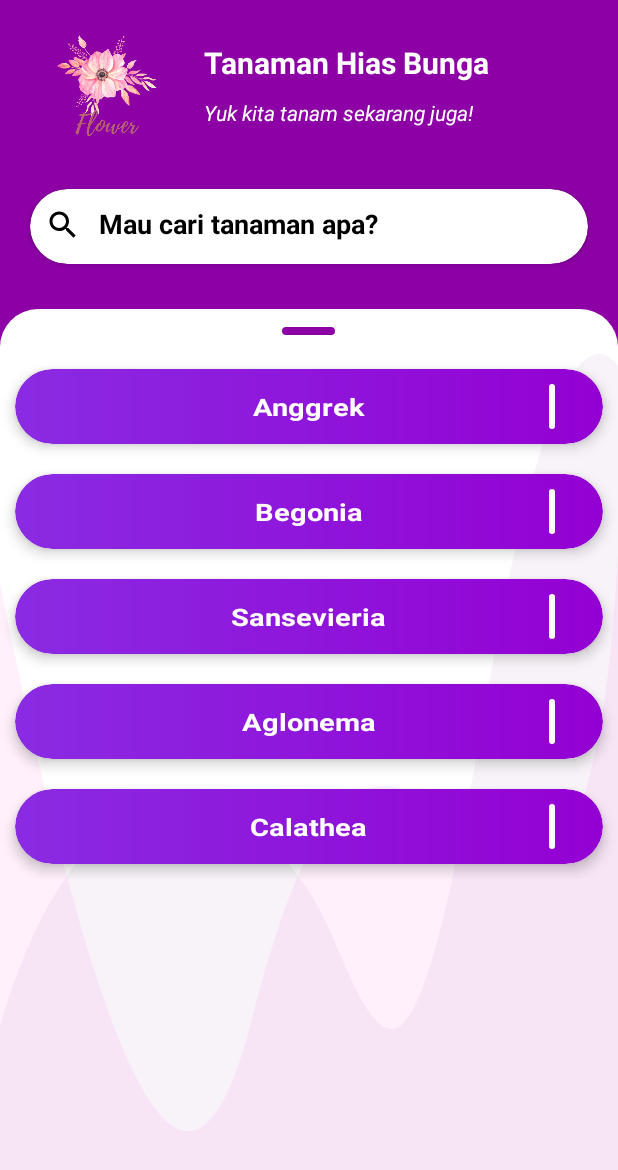
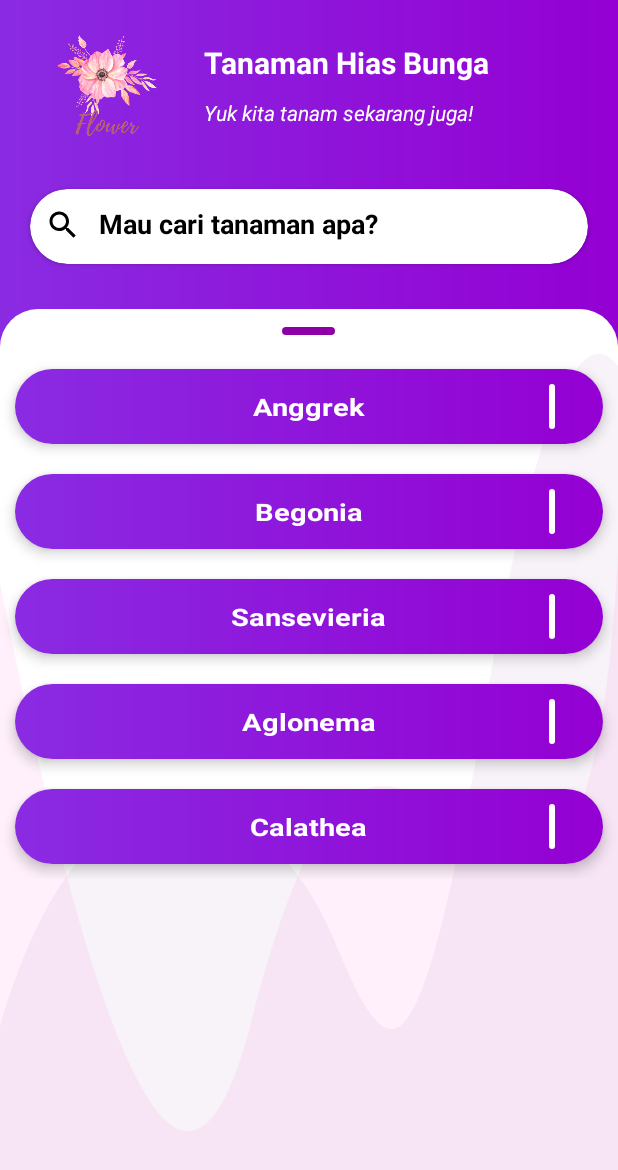
Before and after one commit to farsyadd19/aplikasi-tanaman-hias, an Android app: the KategoriBunga screen opened directly, with no data from a screen before it, on a phone screen of 412 x 824 dp. Shown: the top 1170 px of the screen. Run offline under Robolectric (Android 15) with nearby library versions, the phone set to English and light mode, and no system bars.

Commit message:
Update desain kategori bunga

```diff
--- a/app/src/main/res/drawable/button_bunga.xml
+++ b/app/src/main/res/drawable/button_bunga.xml
@@ -3,5 +3,4 @@
         android:startColor="#8A2BE2"
         android:endColor="#9400D3"
         android:type="linear" />
-    <corners android:radius="25dp" />
 </shape>
--- a/app/src/main/res/layout/activity_kategori_bunga.xml
+++ b/app/src/main/res/layout/activity_kategori_bunga.xml
@@ -3,7 +3,7 @@
     xmlns:app="http://schemas.android.com/apk/res-auto"
     android:layout_width="match_parent"
     android:layout_height="match_parent"
-    android:background="@color/colorUy"
+    android:background="@drawable/button_bunga"
     android:fitsSystemWindows="true">
 
 
```
